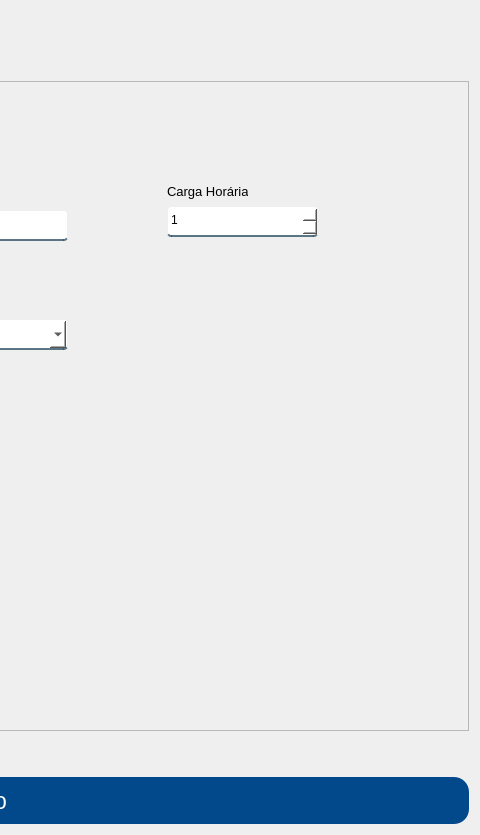
Old version of the form App/view/ui/editarCurso.ui in the repository Senac-SOR-ADS/Mapa-de-Sala; both pictures show x 594 to 1074 and y 0 to 835 of the 1074 by 835 pixel window.
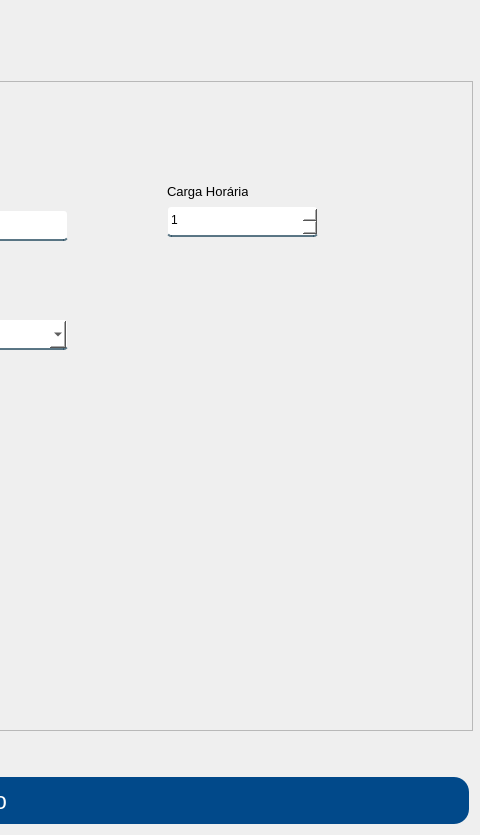
New version of the form.

Diff of the .ui file:
```diff
--- a/App/view/ui/editarCurso.ui
+++ b/App/view/ui/editarCurso.ui
@@ -85,7 +85,7 @@
      </property>
     </spacer>
    </item>
-   <item>
+   <item alignment="Qt::AlignHCenter">
     <widget class="QFrame" name="frame_2">
      <property name="sizePolicy">
       <sizepolicy hsizetype="Preferred" vsizetype="Expanding">
@@ -93,6 +93,12 @@
        <verstretch>0</verstretch>
       </sizepolicy>
      </property>
+     <property name="minimumSize">
+      <size>
+       <width>1056</width>
+       <height>642</height>
+      </size>
+     </property>
      <property name="frameShape">
       <enum>QFrame::StyledPanel</enum>
      </property>
```
